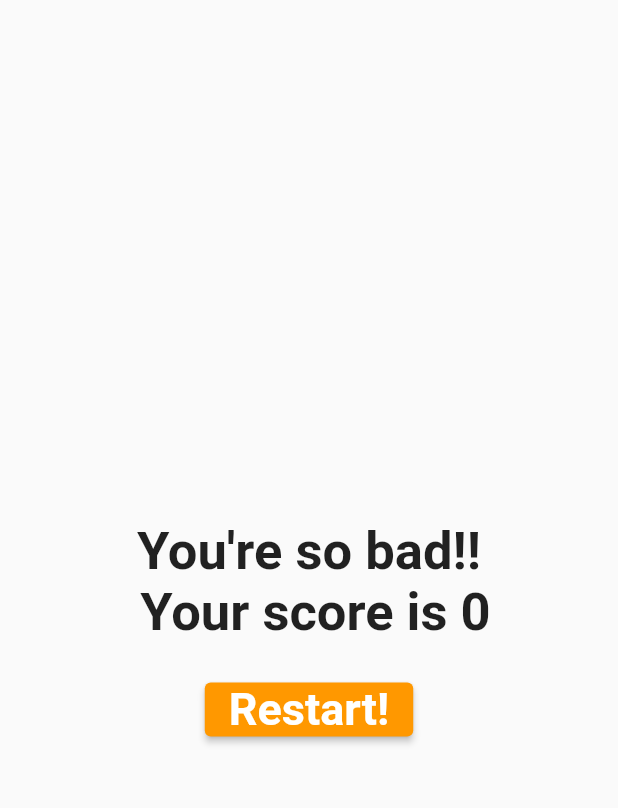
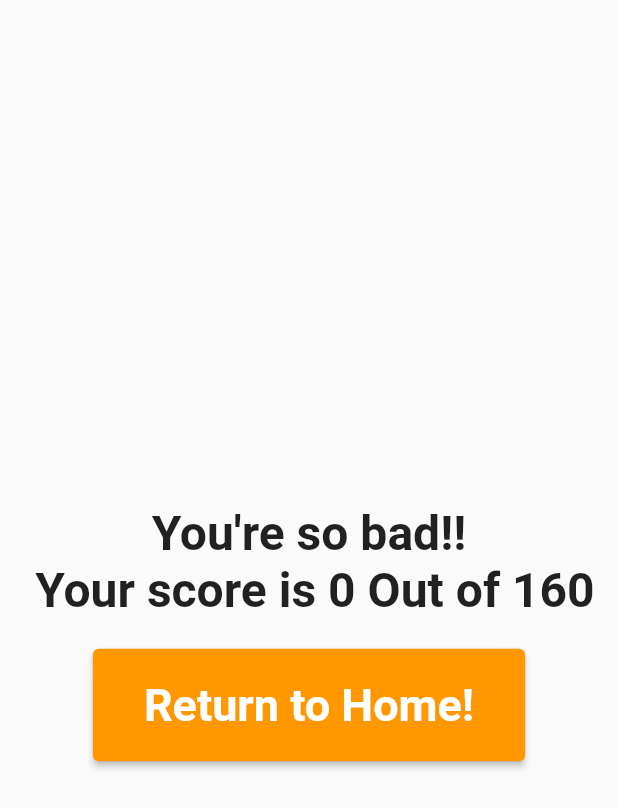
Before and after one commit to nihalmorshed/QuizApp-Preliminary, a Flutter app: what result() shows on an empty page, opened directly with empty values, on a phone screen of 412 x 824 dp. Shown: the top 808 px of the screen. Run offline on Flutter 3.47's test engine with Material 2 defaults, Android fonts, the phone set to English and light mode, and no system bars; our stand-ins replace cloud_firestore, firebase_auth, firebase_core; missing offline and left inert: dart:ffi; accounts and stored records are empty.

Commit message:
20 April 2022

```diff
--- a/lib/game.dart
+++ b/lib/game.dart
@@ -69,6 +69,100 @@ class _gameState extends State<game> {
         {'text': 'Al Rayyan Stadium', 'score': 0}
       ],
     },
+    {
+      'questiontext':
+          'Which was the only FIFA World Cup tournament not to have a Final match?',
+      'answertext': [
+        {'text': '1950 in Brazil', 'score': 10},
+        {'text': '1994 in United States', 'score': 0},
+        {'text': ' 1986 in Mexico', 'score': 0},
+        {'text': '1978 in Argentina', 'score': 0}
+      ],
+    },
+    {
+      'questiontext':
+          'Who was the only manager to win the FIFA World Cup twice?',
+      'answertext': [
+        {'text': 'Aymoré Moreira', 'score': 0},
+        {'text': 'Luiz Felipe Scolari', 'score': 0},
+        {'text': 'Franz Beckenbauer', 'score': 0},
+        {'text': 'Vittorio Pozzo of Italy', 'score': 10}
+      ],
+    },
+    {
+      'questiontext':
+          'Who won the Golden Boot at the 2018 World Cup in Russia?',
+      'answertext': [
+        {'text': 'Cristiano Ronaldo, Portugal', 'score': 0},
+        {'text': 'Antoine Griezmann, France', 'score': 0},
+        {'text': 'Romelu Lukaku, Belgium', 'score': 0},
+        {'text': 'Harry Kane, England', 'score': 10}
+      ],
+    },
+    {
+      'questiontext': 'How many world cup finals have been won on penalties?',
+      'answertext': [
+        {'text': 'One', 'score': 0},
+        {'text': 'Two', 'score': 10},
+        {'text': 'Three', 'score': 0},
+        {'text': 'Four', 'score': 0}
+      ],
+    },
+    {
+      'questiontext': 'Who has scored the most goals in World Cup history?',
+      'answertext': [
+        {'text': 'Gerd Müller, Germany', 'score': 0},
+        {'text': 'Miroslav Klose, Germany', 'score': 10},
+        {'text': 'Ronaldo, Brazil', 'score': 0},
+        {'text': 'Pele, Brazil', 'score': 0}
+      ],
+    },
+    {
+      'questiontext':
+          'Luis Suarez was caught on camera biting the shoulder of which player in 2014?',
+      'answertext': [
+        {'text': 'Giorgio Chiellini, Italy', 'score': 10},
+        {'text': 'Leonardo Bonucci, Italy', 'score': 0},
+        {'text': 'Ciro Immobile, Italy', 'score': 0},
+        {'text': 'Lorenzo Insigne, Italy', 'score': 0}
+      ],
+    },
+    {
+      'questiontext': 'Who scored the World Cup\'s first VAR goal?',
+      'answertext': [
+        {'text': 'Romelu Lukaku, Belgium', 'score': 0},
+        {'text': 'Denis Cheryshev, Russia', 'score': 0},
+        {'text': 'Antoine Griezmann, France', 'score': 10},
+        {'text': 'Luka Modric, Croatia ', 'score': 0}
+      ],
+    },
+    {
+      'questiontext': 'Which team has played maximum FIFA final?',
+      'answertext': [
+        {'text': 'Germany ', 'score': 10},
+        {'text': 'England', 'score': 0},
+        {'text': 'Brazil', 'score': 0},
+        {'text': 'Italy', 'score': 0}
+      ],
+    },
+    {
+      'questiontext': 'Who design FIFA cup tournament format?',
+      'answertext': [
+        {'text': 'Óscar Míguez', 'score': 0},
+        {'text': 'Guillermo Stábile', 'score': 0},
+        {'text': 'Landon Donovan', 'score': 0},
+        {'text': 'Silvio Gazzaniga', 'score': 10}
+      ],
+    },
+    {
+      'questiontext': ' Most Successful FIFA Cup Team?',
+      'answertext': [
+        {'text': 'Argentina', 'score': 0},
+        {'text': 'Germany', 'score': 0},
+        {'text': 'Italy', 'score': 0},
+        {'text': 'Brazil', 'score': 10}
+      ],
+    },
   ];
   var _question_index = 0;
   var _totalscore = 0;
@@ -83,11 +177,13 @@ class _gameState extends State<game> {
 
   void _updtqindex() {
     _question_index++;
+    _quesCount++;
     print(_question_index);
   }
 
   void _answers(int score) {
     _totalscore += score;
+
     setState(() {
       _updtqindex();
     });
@@ -111,7 +207,9 @@ class _gameState extends State<game> {
     return MaterialApp(
       home: Scaffold(
         appBar: AppBar(
-          title: Text(name),
+          title: Text(
+              //name
+              "The World Cup Quiz"),
           backgroundColor: Colors.teal,
           centerTitle: true,
         ),
--- a/lib/quiz.dart
+++ b/lib/quiz.dart
@@ -16,6 +16,13 @@ class quiz extends StatelessWidget {
   Widget build(BuildContext context) {
     return Column(
       children: [
+        Padding(
+          padding: const EdgeInsets.all(8.0),
+          child: Text(
+            "Question: " + (question_indexquiz + 1).toString(),
+            style: TextStyle(fontSize: 20, fontWeight: FontWeight.bold),
+          ),
+        ),
         questionsfile(
             questionsquiz[question_indexquiz]['questiontext'] as String),
         ...(questionsquiz[question_indexquiz]['answertext']
--- a/lib/result.dart
+++ b/lib/result.dart
@@ -9,14 +9,25 @@ class result extends StatelessWidget {
   String get resultphrase {
     String txt;
     if (totalScore >= 50)
-      txt = "You\'re  pretty Good!\n Your score is " + totalScore.toString();
+      txt = "You\'re  pretty Good!\n Your score is " +
+          totalScore.toString() +
+          " Out of " +
+          160.toString();
     else if (totalScore >= 40)
-      txt = "Not Bad!\n Your score is " + totalScore.toString();
+      txt = "Not Bad!\n Your score is " +
+          totalScore.toString() +
+          " Out of " +
+          160.toString();
     else if (totalScore >= 30)
       txt = "There's scope for improvement!!\n Your score is " +
-          totalScore.toString();
+          totalScore.toString() +
+          " Out of " +
+          160.toString();
     else
-      txt = "You\'re so bad!!\n Your score is " + totalScore.toString();
+      txt = "You\'re so bad!!\n Your score is " +
+          totalScore.toString() +
+          " Out of " +
+          160.toString();
 
     return txt;
   }
@@ -31,7 +42,7 @@ class result extends StatelessWidget {
             padding: const EdgeInsets.symmetric(horizontal: 8.0, vertical: 20),
             child: Text(
               resultphrase,
-              style: TextStyle(fontSize: 35, fontWeight: FontWeight.bold),
+              style: TextStyle(fontSize: 32, fontWeight: FontWeight.bold),
               textAlign: TextAlign.center,
             ),
           ),
@@ -43,10 +54,13 @@ class result extends StatelessWidget {
                 MaterialPageRoute(builder: (context) => homescreen()),
               );
             },
-            child: Text(
-              'Restart!',
-              style: TextStyle(fontSize: 30, fontWeight: FontWeight.bold),
-              textAlign: TextAlign.center,
+            child: Padding(
+              padding: const EdgeInsets.symmetric(horizontal: 18, vertical: 20),
+              child: Text(
+                'Return to Home!',
+                style: TextStyle(fontSize: 30, fontWeight: FontWeight.bold),
+                textAlign: TextAlign.center,
+              ),
             ),
             style: ElevatedButton.styleFrom(
                 primary: Colors.orange, onPrimary: Colors.white),
```
